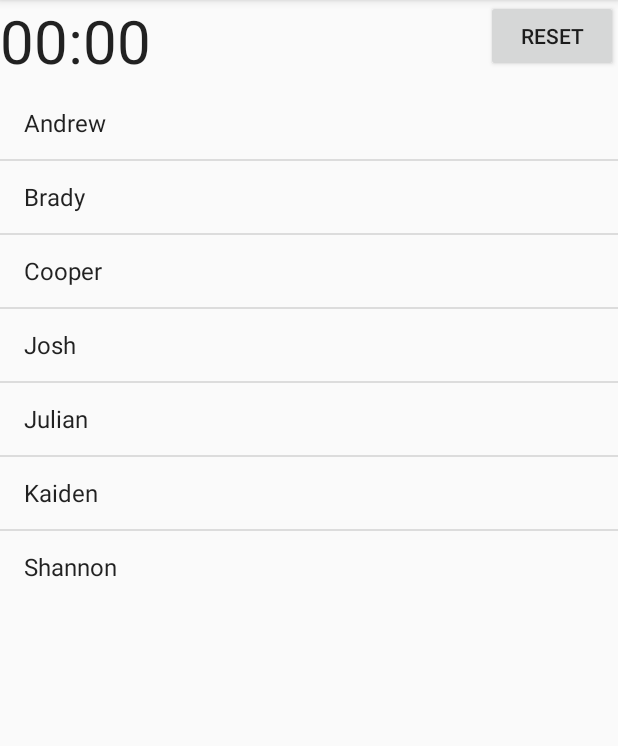
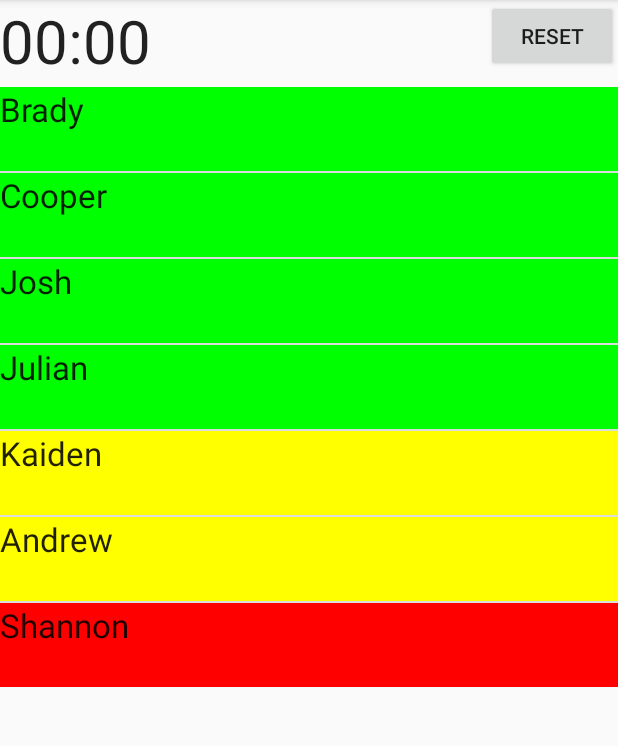
Before and after one commit to aardmark/footballmanager, an Android app: the screen it shows after launch (MainActivity), in the options menu, after a tap on "Settings", on a phone screen of 412 x 824 dp, the part 84-830 px from its top. Run offline under Robolectric (Android 15) with nearby library versions, the phone set to English and light mode, and no system bars.

Commit message:
customised adapter

```diff
--- a/app/src/main/java/au/net/mjktech/footballmanager/MainActivity.java
+++ b/app/src/main/java/au/net/mjktech/footballmanager/MainActivity.java
@@ -6,26 +6,51 @@ import android.os.Bundle;
 import android.view.Menu;
 import android.view.MenuItem;
 import android.view.View;
-import android.widget.ArrayAdapter;
+import android.widget.AdapterView;
 import android.widget.Chronometer;
 import android.widget.ListView;
 
+import java.util.ArrayList;
+import java.util.Collections;
 
 public class MainActivity extends ActionBarActivity {
 
-    boolean firstTime = true;
-    boolean isChronometerRunning = false;
+    private boolean firstTime = true;
+    private boolean isChronometerRunning = false;
     private long timeWhenStopped = 0;
-    String[] squad = { "Andrew", "Brady", "Cooper", "Josh", "Julian", "Kaiden", "Shannon" };
+    private ArrayList<Player> squad;
 
     @Override
     protected void onCreate(Bundle savedInstanceState) {
         super.onCreate(savedInstanceState);
         setContentView(R.layout.activity_main);
 
+        squad = AssembleSquad();
+
         ListView playerListView = (ListView) findViewById(R.id.listView);
-        ArrayAdapter<String> adapter = new ArrayAdapter<String>(this, android.R.layout.simple_list_item_1, squad);
+        final PlayerArrayAdapter adapter;
+        adapter = new PlayerArrayAdapter(this, R.layout.player_row, squad);
         playerListView.setAdapter(adapter);
+        playerListView.setOnItemClickListener(new AdapterView.OnItemClickListener() {
+            @Override
+            public void onItemClick(AdapterView<?> parent, final View view, int position, long id) {
+                if (!squad.get(position).isAvailable()) return;
+                squad.add(squad.remove(position));
+                Collections.sort(squad);
+                adapter.notifyDataSetChanged();
+            }
+        });
+        playerListView.setOnItemLongClickListener(new AdapterView.OnItemLongClickListener() {
+            @Override
+            public boolean onItemLongClick(AdapterView<?> parent, final View view, int position, long id) {
+                Player player = squad.get(position);
+                player.setAvailability(!player.isAvailable());
+                if (!player.isAvailable()) squad.add(squad.remove(position));
+                Collections.sort(squad);
+                adapter.notifyDataSetChanged();
+                return true;
+            }
+        });
     }
 
     @Override
@@ -69,6 +94,19 @@ public class MainActivity extends ActionBarActivity {
         return super.onOptionsItemSelected(item);
     }
 
+    private ArrayList<Player> AssembleSquad()
+    {
+        ArrayList<Player> ret = new ArrayList<Player>();
+        ret.add(new Player("Andrew"));
+        ret.add(new Player("Brady"));
+        ret.add(new Player("Cooper"));
+        ret.add(new Player("Josh"));
+        ret.add(new Player("Julian"));
+        ret.add(new Player("Kaiden"));
+        ret.add(new Player("Shannon","",false));
+        return ret;
+    }
+
     public void startStop(View view) {
         Chronometer chronometer = (Chronometer) view;
         if (firstTime) {
--- /dev/null
+++ b/app/src/main/java/au/net/mjktech/footballmanager/Player.java
@@ -0,0 +1,61 @@
+package au.net.mjktech.footballmanager;
+
+public class Player implements Comparable<Player> {
+    private String firstName;
+    private String lastName;
+    private boolean isAvailable;
+
+    public Player(String firstName)
+    {
+        this(firstName, "");
+    }
+
+    public Player(String firstName, String lastName)
+    {
+        this(firstName, lastName, true);
+    }
+
+    public Player(String firstName, String lastName, boolean isAvailable)
+    {
+        this.firstName = firstName;
+        this.lastName = lastName;
+        this.isAvailable = isAvailable;
+    }
+
+    public String getFirstName()
+    {
+        return firstName;
+    }
+
+    public void setFirstName(String value)
+    {
+        firstName = value;
+    }
+
+    public String getLastName()
+    {
+        return lastName;
+    }
+
+    public void setLastName(String value)
+    {
+        lastName = value;
+    }
+
+    public boolean isAvailable() { return isAvailable; }
+
+    public void setAvailability(boolean isAvailable) { this.isAvailable = isAvailable; }
+
+    @Override
+    public String toString()
+    {
+        return firstName;
+    }
+
+    @Override
+    public int compareTo(Player that) {
+        if (this.isAvailable() && that.isAvailable()) { return 0; }
+        if (!this.isAvailable() && !that.isAvailable()) { return 0; }
+        return (this.isAvailable()) ? -1 : 1;
+    }
+}
--- /dev/null
+++ b/app/src/main/java/au/net/mjktech/footballmanager/PlayerArrayAdapter.java
@@ -0,0 +1,49 @@
+package au.net.mjktech.footballmanager;
+
+import android.content.Context;
+import android.graphics.Color;
+import android.view.LayoutInflater;
+import android.view.View;
+import android.view.ViewGroup;
+import android.widget.ArrayAdapter;
+import android.widget.TextView;
+import java.util.ArrayList;
+
+public class PlayerArrayAdapter extends ArrayAdapter<Player> {
+
+    private final Context context;
+    private final ArrayList<Player> players;
+
+    public PlayerArrayAdapter(Context context, int textViewResourceId, ArrayList<Player> objects) {
+        super(context, textViewResourceId, objects);
+        this.context = context;
+        this.players = objects;
+    }
+
+    @Override
+    public View getView(int position, View convertView, ViewGroup parent) {
+        LayoutInflater inflater = (LayoutInflater) context.getSystemService(Context.LAYOUT_INFLATER_SERVICE);
+        View rowView = inflater.inflate(R.layout.player_row, parent, false);
+        TextView playerNameView = (TextView) rowView.findViewById(R.id.playerName);
+        Player player = players.get(position);
+        playerNameView.setText(player.getFirstName());
+
+        if (position < 4)
+        {
+            playerNameView.setBackgroundColor(Color.GREEN);
+        }
+        else
+        {
+            if (player.isAvailable())
+            {
+                playerNameView.setBackgroundColor(Color.YELLOW);
+            }
+            else
+            {
+                playerNameView.setBackgroundColor(Color.RED);
+            }
+        }
+
+        return rowView;
+    }
+}
--- /dev/null
+++ b/app/src/main/res/layout/player_row.xml
@@ -0,0 +1,14 @@
+<?xml version="1.0" encoding="utf-8"?>
+<LinearLayout xmlns:android="http://schemas.android.com/apk/res/android"
+    android:layout_width="fill_parent"
+    android:layout_height="fill_parent"
+    android:orientation="horizontal">
+
+    <TextView
+        android:layout_width="fill_parent"
+        android:layout_height="@dimen/abc_text_size_display_3_material"
+        android:textAppearance="?android:attr/textAppearanceLarge"
+        android:text="Large Text"
+        android:id="@+id/playerName" />
+
+</LinearLayout>
```
